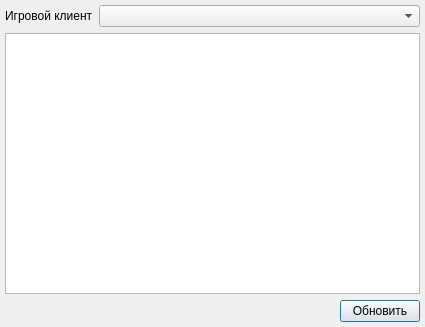
The window that updatedialog.ui (dngulin/ttyhlauncher) describes before a commit, drawn with Qt 5.
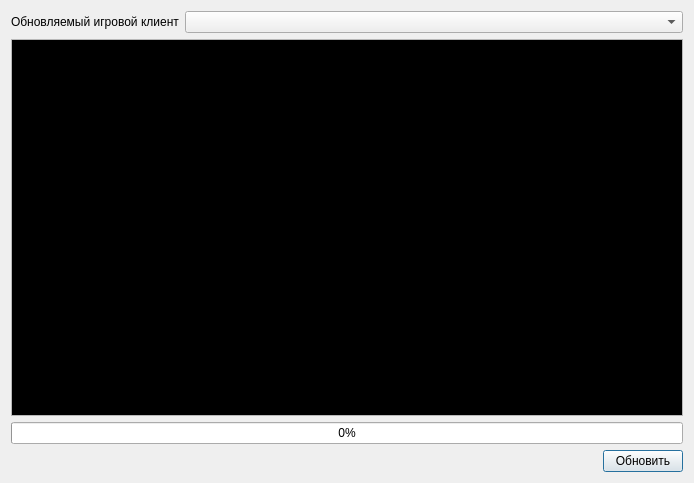
The same window after the commit. Icons and pictures are not drawn.

Diff of the .ui file:
```diff
--- a/updatedialog.ui
+++ b/updatedialog.ui
@@ -6,8 +6,8 @@
    <rect>
     <x>0</x>
     <y>0</y>
-    <width>425</width>
-    <height>327</height>
+    <width>694</width>
+    <height>483</height>
    </rect>
   </property>
   <property name="windowTitle">
@@ -21,24 +21,12 @@
    <bool>true</bool>
   </property>
   <layout class="QVBoxLayout" name="verticalLayout">
-   <property name="leftMargin">
-    <number>5</number>
-   </property>
-   <property name="topMargin">
-    <number>5</number>
-   </property>
-   <property name="rightMargin">
-    <number>5</number>
-   </property>
-   <property name="bottomMargin">
-    <number>5</number>
-   </property>
    <item>
     <layout class="QHBoxLayout" name="topLayout" stretch="1,5">
      <item>
       <widget class="QLabel" name="clientLabel">
        <property name="text">
-        <string>Игровой клиент</string>
+        <string>Обновляемый игровой клиент</string>
        </property>
       </widget>
      </item>
@@ -49,11 +37,116 @@
    </item>
    <item>
     <widget class="QPlainTextEdit" name="log">
+     <property name="palette">
+      <palette>
+       <active>
+        <colorrole role="Text">
+         <brush brushstyle="SolidPattern">
+          <color alpha="255">
+           <red>255</red>
+           <green>255</green>
+           <blue>255</blue>
+          </color>
+         </brush>
+        </colorrole>
+        <colorrole role="Base">
+         <brush brushstyle="SolidPattern">
+          <color alpha="255">
+           <red>0</red>
+           <green>0</green>
+           <blue>0</blue>
+          </color>
+         </brush>
+        </colorrole>
+        <colorrole role="Highlight">
+         <brush brushstyle="SolidPattern">
+          <color alpha="255">
+           <red>73</red>
+           <green>73</green>
+           <blue>73</blue>
+          </color>
+         </brush>
+        </colorrole>
+       </active>
+       <inactive>
+        <colorrole role="Text">
+         <brush brushstyle="SolidPattern">
+          <color alpha="255">
+           <red>255</red>
+           <green>255</green>
+           <blue>255</blue>
+          </color>
+         </brush>
+        </colorrole>
+        <colorrole role="Base">
+         <brush brushstyle="SolidPattern">
+          <color alpha="255">
+           <red>0</red>
+           <green>0</green>
+           <blue>0</blue>
+          </color>
+         </brush>
+        </colorrole>
+        <colorrole role="Highlight">
+         <brush brushstyle="SolidPattern">
+          <color alpha="255">
+           <red>73</red>
+           <green>73</green>
+           <blue>73</blue>
+          </color>
+         </brush>
+        </colorrole>
+       </inactive>
+       <disabled>
+        <colorrole role="Text">
+         <brush brushstyle="SolidPattern">
+          <color alpha="255">
+           <red>255</red>
+           <green>253</green>
+           <blue>253</blue>
+          </color>
+         </brush>
+        </colorrole>
+        <colorrole role="Base">
+         <brush brushstyle="SolidPattern">
+          <color alpha="255">
+           <red>232</red>
+           <green>231</green>
+           <blue>230</blue>
+          </color>
+         </brush>
+        </colorrole>
+        <colorrole role="Highlight">
+         <brush brushstyle="SolidPattern">
+          <color alpha="255">
+           <red>155</red>
+           <green>154</green>
+           <blue>153</blue>
+          </color>
+         </brush>
+        </colorrole>
+       </disabled>
+      </palette>
+     </property>
+     <property name="font">
+      <font>
+       <family>Liberation Mono</family>
+       <weight>75</weight>
+       <bold>true</bold>
+      </font>
+     </property>
      <property name="readOnly">
       <bool>true</bool>
      </property>
     </widget>
    </item>
+   <item>
+    <widget class="QProgressBar" name="progressBar">
+     <property name="value">
+      <number>0</number>
+     </property>
+    </widget>
+   </item>
    <item>
     <layout class="QHBoxLayout" name="bottomLayout">
      <item>
```
